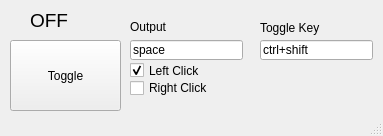
The window that gui.ui (KermitPurple/clicker) describes before a commit, drawn with Qt 5.
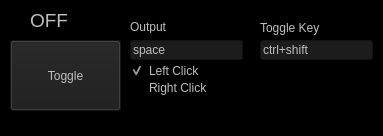
The same window after the commit.

Commit message: Change visuals to dark-mode

Patch:
```diff
--- a/gui.ui
+++ b/gui.ui
@@ -34,6 +34,9 @@
   <property name="windowTitle">
    <string>AutoClicker</string>
   </property>
+  <property name="styleSheet">
+   <string notr="true">background:black;color:#bfbfbf;</string>
+  </property>
   <widget class="QWidget" name="centralwidget">
    <widget class="QPushButton" name="ToggleButton">
     <property name="geometry">
@@ -44,6 +47,9 @@
       <height>71</height>
      </rect>
     </property>
+    <property name="styleSheet">
+     <string notr="true">background:#1c1c1c</string>
+    </property>
     <property name="text">
      <string>Toggle</string>
     </property>
@@ -57,6 +63,9 @@
       <height>20</height>
      </rect>
     </property>
+    <property name="styleSheet">
+     <string notr="true">QLineEdit{background:#1c1c1c;}QLineEdit:disabled{background:#555;color:#888}</string>
+    </property>
     <property name="text">
      <string>space</string>
     </property>
@@ -70,6 +79,9 @@
       <height>20</height>
      </rect>
     </property>
+    <property name="styleSheet">
+     <string notr="true">QLineEdit{background:#1c1c1c;}QLineEdit:disabled{background:#333}</string>
+    </property>
     <property name="text">
      <string>ctrl+shift</string>
     </property>
```
The commit also changes 2 other files.
